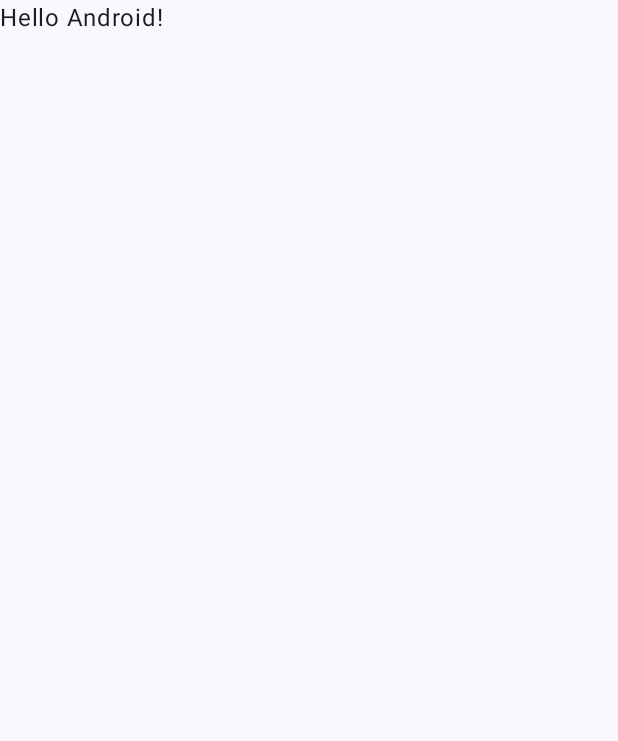
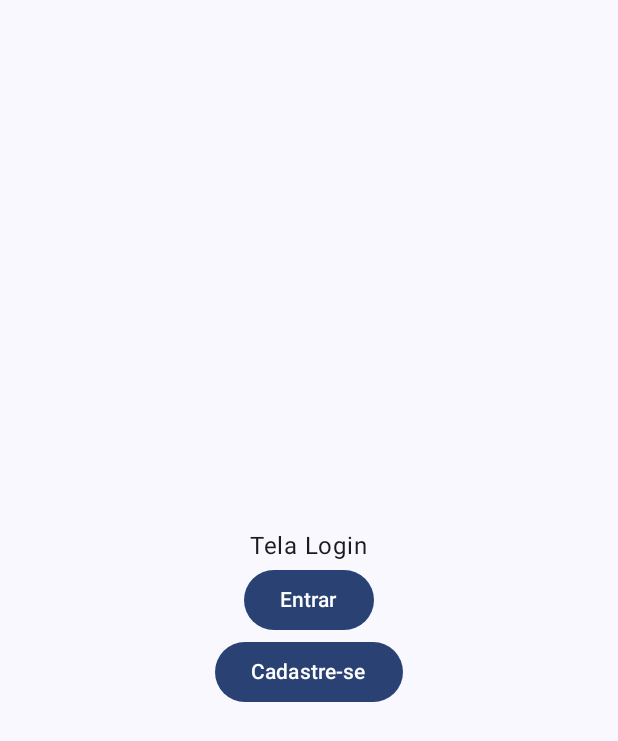
Before and after one commit to itallume/dinah-vision, an Android app built with Jetpack Compose: the screen it shows after launch (MainActivity), on a phone screen of 412 x 824 dp. Before the commit the part shown is almost empty. Shown: the top 741 px of the screen. Run offline under Robolectric (Android 15) with nearby library versions, the light colour scheme and no system bars.

Commit message:
feat: application screens and navigation

```diff
--- a/app/build.gradle.kts
+++ b/app/build.gradle.kts
@@ -5,12 +5,12 @@ plugins {
 
 android {
     namespace = "com.example.dinahvision"
-    compileSdk = 34
+    compileSdk = 35
 
     defaultConfig {
         applicationId = "com.example.dinahvision"
         minSdk = 29
-        targetSdk = 34
+        targetSdk = 35
         versionCode = 1
         versionName = "1.0"
 
@@ -50,7 +50,9 @@ android {
 }
 
 dependencies {
+    val nav_version = "2.9.2"
 
+    implementation("androidx.navigation:navigation-compose:$nav_version")
     implementation(libs.androidx.core.ktx)
     implementation(libs.androidx.lifecycle.runtime.ktx)
     implementation(libs.androidx.activity.compose)
--- a/app/src/main/java/com/example/dinahvision/MainActivity.kt
+++ b/app/src/main/java/com/example/dinahvision/MainActivity.kt
@@ -20,28 +20,9 @@ class MainActivity : ComponentActivity() {
         setContent {
             DinahVisionTheme {
                 Scaffold(modifier = Modifier.fillMaxSize()) { innerPadding ->
-                    Greeting(
-                        name = "Android",
-                        modifier = Modifier.padding(innerPadding)
-                    )
+                    Navigation(modifier = Modifier.padding(innerPadding))
                 }
             }
         }
     }
 }
-
-@Composable
-fun Greeting(name: String, modifier: Modifier = Modifier) {
-    Text(
-        text = "Hello $name!",
-        modifier = modifier
-    )
-}
-
-@Preview(showBackground = true)
-@Composable
-fun GreetingPreview() {
-    DinahVisionTheme {
-        Greeting("Android")
-    }
-}
--- /dev/null
+++ b/app/src/main/java/com/example/dinahvision/Navigation.kt
@@ -0,0 +1,39 @@
+package com.example.dinahvision
+
+import androidx.compose.runtime.Composable
+import androidx.compose.ui.Modifier
+import androidx.navigation.compose.NavHost
+import androidx.navigation.compose.composable
+import androidx.navigation.compose.rememberNavController
+import com.example.dinahvision.screens.HomeScreen
+import com.example.dinahvision.screens.SignInScreen
+import com.example.dinahvision.screens.SignUpScreen
+
+@Composable
+fun Navigation(modifier: Modifier){
+    val navController = rememberNavController()
+    NavHost(navController = navController, startDestination = "signIn" ){
+        composable("signIn"){
+            SignInScreen(
+                modifier = modifier,
+                onClickLoginCallBack =  {
+                    navController.navigate("home")
+                },
+                onClickRegisterCallBack = {
+                    navController.navigate("signUp")
+                }
+            )
+        }
+        composable("signUp") {
+            SignUpScreen(
+                modifier = modifier,
+                onClickRegisterCallBack = {
+                    navController.navigate("signIn")
+                }
+            )
+        }
+        composable("home") {
+            HomeScreen(modifier = modifier)
+        }
+    }
+}
--- /dev/null
+++ b/app/src/main/java/com/example/dinahvision/screens/SignInScreen.kt
@@ -0,0 +1,26 @@
+package com.example.dinahvision.screens
+
+import androidx.compose.foundation.layout.Box
+import androidx.compose.foundation.layout.Column
+import androidx.compose.foundation.layout.fillMaxSize
+import androidx.compose.material3.Button
+import androidx.compose.material3.Text
+import androidx.compose.runtime.Composable
+import androidx.compose.ui.Alignment
+import androidx.compose.ui.Modifier
+
+@Composable
+fun SignInScreen(modifier: Modifier, onClickLoginCallBack: () -> Unit, onClickRegisterCallBack: () -> Unit){
+    Box(modifier = modifier.fillMaxSize(), contentAlignment = Alignment.Center){
+        Column(modifier = modifier, horizontalAlignment = Alignment.CenterHorizontally) {
+            Text(text = "Tela Login")
+            Button(onClick = onClickLoginCallBack) {
+                Text(text = "Entrar")
+            }
+            Button(onClick = onClickRegisterCallBack) {
+                Text(text = "Cadastre-se")
+            }
+        }
+    }
+
+}
--- a/gradle/libs.versions.toml
+++ b/gradle/libs.versions.toml
@@ -1,5 +1,5 @@
 [versions]
-agp = "8.5.0"
+agp = "8.6.0"
 kotlin = "1.9.0"
 coreKtx = "1.16.0"
 junit = "4.13.2"
```
Also changed, not shown: app/src/main/java/com/example/dinahvision/screens/HomeScreen.kt (added, +21 -0 lines), app/src/main/java/com/example/dinahvision/screens/SignUpScreen.kt (added, +24 -0 lines), gradle/wrapper/gradle-wrapper.properties.
